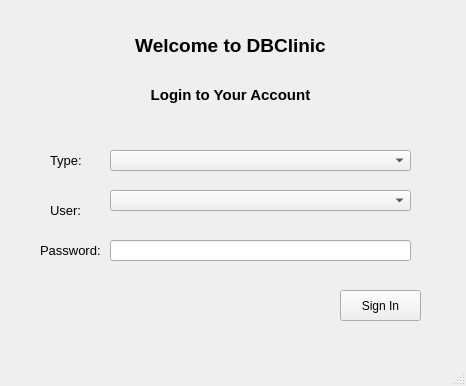
RaahimHash/DBMS-Project-UHU-Clinic, file Screens/Login Screen.ui: the form before one commit.
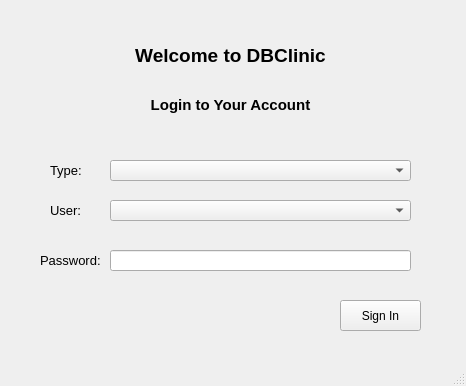
The form after the commit.

What changed in the file:
```diff
--- a/Screens/Login Screen.ui
+++ b/Screens/Login Screen.ui
@@ -18,7 +18,7 @@
     <property name="geometry">
      <rect>
       <x>110</x>
-      <y>150</y>
+      <y>160</y>
       <width>301</width>
       <height>21</height>
      </rect>
@@ -28,7 +28,7 @@
     <property name="geometry">
      <rect>
       <x>110</x>
-      <y>240</y>
+      <y>250</y>
       <width>301</width>
       <height>21</height>
      </rect>
@@ -44,7 +44,7 @@
     <property name="geometry">
      <rect>
       <x>340</x>
-      <y>290</y>
+      <y>300</y>
       <width>81</width>
       <height>31</height>
      </rect>
@@ -57,7 +57,7 @@
     <property name="geometry">
      <rect>
       <x>50</x>
-      <y>60</y>
+      <y>70</y>
       <width>361</width>
       <height>71</height>
      </rect>
@@ -70,7 +70,7 @@
     <property name="geometry">
      <rect>
       <x>50</x>
-      <y>10</y>
+      <y>20</y>
       <width>361</width>
       <height>71</height>
      </rect>
@@ -83,7 +83,7 @@
     <property name="geometry">
      <rect>
       <x>50</x>
-      <y>140</y>
+      <y>150</y>
       <width>81</width>
       <height>41</height>
      </rect>
@@ -109,7 +109,7 @@
     <property name="geometry">
      <rect>
       <x>40</x>
-      <y>230</y>
+      <y>240</y>
       <width>61</width>
       <height>41</height>
      </rect>
@@ -122,7 +122,7 @@
     <property name="geometry">
      <rect>
       <x>110</x>
-      <y>190</y>
+      <y>200</y>
       <width>301</width>
       <height>21</height>
      </rect>
```
Left out of the diff: 13 changed lines with no effect on the pictures.
